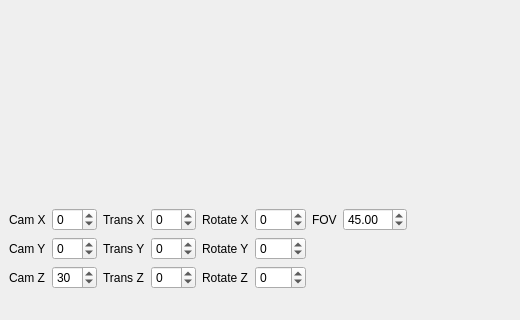
Above: a2/ui/MainWindow.ui from yunuscanemre/cpsc453 before the change; both pictures show x 0 to 520 and y 397 to 717 of the 1019 by 717 pixel window. Below: the same form after it.
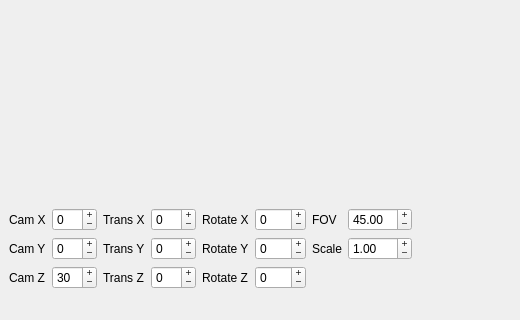
That is the form after the change.

Commit message: scale implemented

```diff
--- a/a2/ui/MainWindow.ui
+++ b/a2/ui/MainWindow.ui
@@ -29,6 +29,9 @@
      <layout class="QGridLayout" name="gridLayout">
       <item row="0" column="5">
        <widget class="QSpinBox" name="rotateX">
+        <property name="buttonSymbols">
+         <enum>QAbstractSpinBox::PlusMinus</enum>
+        </property>
         <property name="minimum">
          <number>-180</number>
         </property>
@@ -42,6 +45,9 @@
       </item>
       <item row="2" column="1">
        <widget class="QSpinBox" name="cameraZ">
+        <property name="buttonSymbols">
+         <enum>QAbstractSpinBox::PlusMinus</enum>
+        </property>
         <property name="minimum">
          <number>-99</number>
         </property>
@@ -59,6 +65,9 @@
       </item>
       <item row="0" column="3">
        <widget class="QSpinBox" name="translateX">
+        <property name="buttonSymbols">
+         <enum>QAbstractSpinBox::PlusMinus</enum>
+        </property>
         <property name="minimum">
          <number>-99</number>
         </property>
@@ -76,6 +85,9 @@
       </item>
       <item row="2" column="5">
        <widget class="QSpinBox" name="rotateZ">
+        <property name="buttonSymbols">
+         <enum>QAbstractSpinBox::PlusMinus</enum>
+        </property>
         <property name="minimum">
          <number>-180</number>
         </property>
@@ -93,6 +105,9 @@
       </item>
       <item row="0" column="1">
        <widget class="QSpinBox" name="cameraX">
+        <property name="buttonSymbols">
+         <enum>QAbstractSpinBox::PlusMinus</enum>
+        </property>
         <property name="minimum">
          <number>-99</number>
         </property>
@@ -117,6 +132,9 @@
       </item>
       <item row="2" column="3">
        <widget class="QSpinBox" name="translateZ">
+        <property name="buttonSymbols">
+         <enum>QAbstractSpinBox::PlusMinus</enum>
+        </property>
         <property name="minimum">
          <number>-99</number>
         </property>
@@ -134,6 +152,9 @@
       </item>
       <item row="1" column="1">
        <widget class="QSpinBox" name="cameraY">
+        <property name="buttonSymbols">
+         <enum>QAbstractSpinBox::PlusMinus</enum>
+        </property>
         <property name="minimum">
          <number>-99</number>
         </property>
@@ -151,6 +172,9 @@
       </item>
       <item row="1" column="3">
        <widget class="QSpinBox" name="translateY">
+        <property name="buttonSymbols">
+         <enum>QAbstractSpinBox::PlusMinus</enum>
+        </property>
         <property name="minimum">
          <number>-99</number>
         </property>
@@ -168,6 +192,9 @@
       </item>
       <item row="1" column="5">
        <widget class="QSpinBox" name="rotateY">
+        <property name="buttonSymbols">
+         <enum>QAbstractSpinBox::PlusMinus</enum>
+        </property>
         <property name="minimum">
          <number>-180</number>
         </property>
@@ -205,6 +232,9 @@
       </item>
       <item row="0" column="7">
        <widget class="QDoubleSpinBox" name="fovEntry">
+        <property name="buttonSymbols">
+         <enum>QAbstractSpinBox::PlusMinus</enum>
+        </property>
         <property name="maximum">
          <double>180.000000000000000</double>
         </property>
@@ -216,6 +246,32 @@
         </property>
        </widget>
       </item>
+      <item row="1" column="7">
+       <widget class="QDoubleSpinBox" name="scaleEntry">
+        <property name="buttonSymbols">
+         <enum>QAbstractSpinBox::PlusMinus</enum>
+        </property>
+        <property name="minimum">
+         <double>0.000000000000000</double>
+        </property>
+        <property name="maximum">
+         <double>5.000000000000000</double>
+        </property>
+        <property name="singleStep">
+         <double>0.100000000000000</double>
+        </property>
+        <property name="value">
+         <double>1.000000000000000</double>
+        </property>
+       </widget>
+      </item>
+      <item row="1" column="6">
+       <widget class="QLabel" name="label_6">
+        <property name="text">
+         <string>Scale</string>
+        </property>
+       </widget>
+      </item>
      </layout>
     </item>
    </layout>
```
The commit also changes 5 other files.
